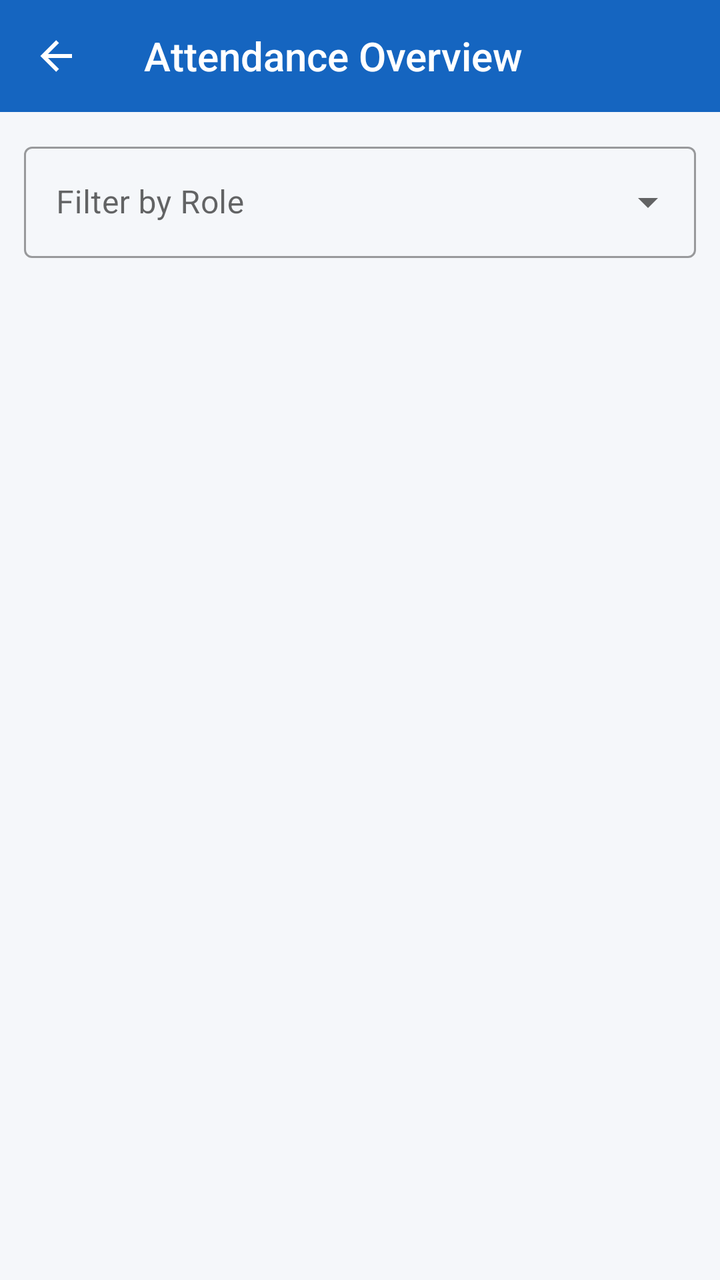
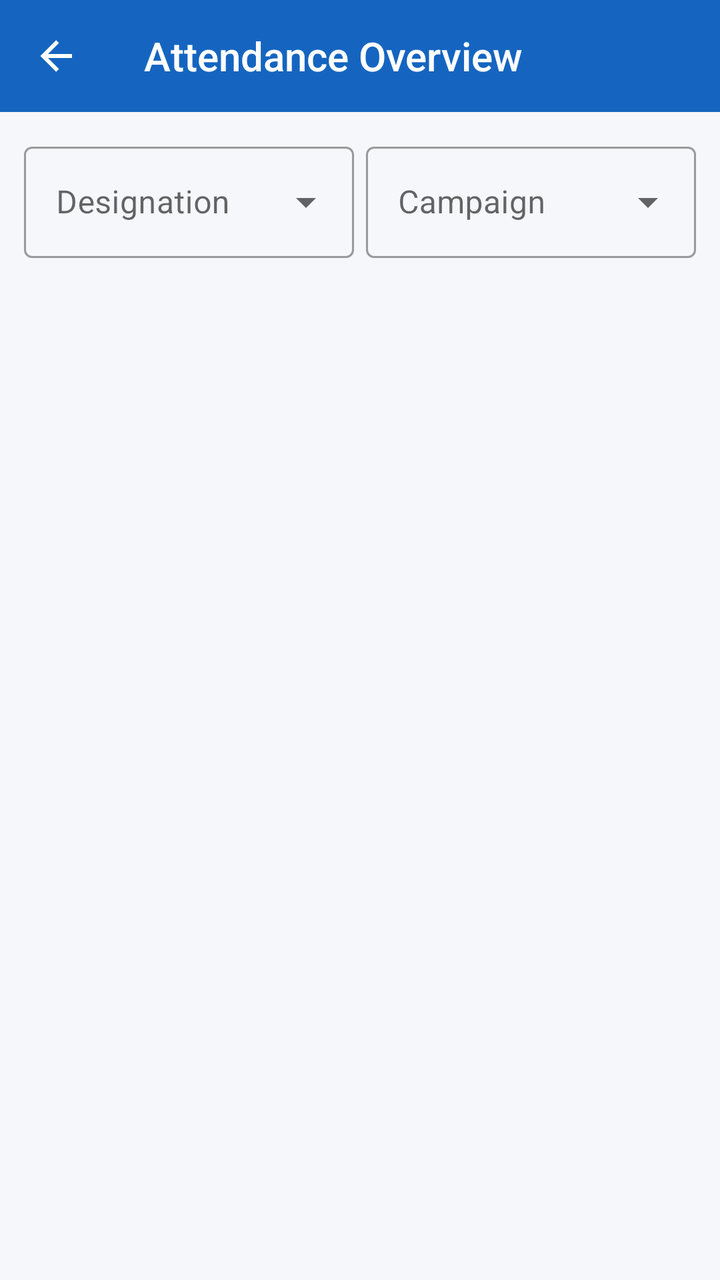

An Android layout rendered at two revisions. The XML below is the earlier revision; the diff shows what the commit changed to produce the second picture.
<!-- AndroidManifest.xml: application theme Theme.WorkVerse -->
<!-- res/layout/activity_admin_attendance.xml -->
<?xml version="1.0" encoding="utf-8"?>
<LinearLayout xmlns:android="http://schemas.android.com/apk/res/android"
    xmlns:app="http://schemas.android.com/apk/res-auto"
    android:layout_width="match_parent" android:layout_height="match_parent"
    android:orientation="vertical" android:background="@color/background">

    <androidx.appcompat.widget.Toolbar android:id="@+id/toolbar"
        android:layout_width="match_parent" android:layout_height="?attr/actionBarSize"
        style="@style/WorkVerse.Toolbar" app:title="Attendance Overview" app:navigationIcon="@drawable/ic_back"/>

    
    <com.google.android.material.textfield.TextInputLayout
        style="@style/Widget.MaterialComponents.TextInputLayout.OutlinedBox.ExposedDropdownMenu"
        android:layout_width="match_parent" android:layout_height="wrap_content"
        android:layout_margin="12dp">
        <AutoCompleteTextView
            android:id="@+id/actFilter"
            android:layout_width="match_parent" android:layout_height="wrap_content"
            android:hint="Filter by Role"
            android:inputType="none"/>
    </com.google.android.material.textfield.TextInputLayout>

    <androidx.recyclerview.widget.RecyclerView android:id="@+id/recyclerView"
        android:layout_width="match_parent" android:layout_height="0dp"
        android:layout_weight="1" android:padding="8dp" android:clipToPadding="false"/>

    <ProgressBar android:id="@+id/progressBar" android:layout_width="wrap_content"
        android:layout_height="wrap_content" android:layout_gravity="center" android:visibility="gone"/>

    <TextView android:id="@+id/tvEmpty" android:layout_width="match_parent" android:layout_height="wrap_content"
        android:text="No data found" android:gravity="center" android:padding="40dp"
        android:textColor="@color/text_secondary" android:textSize="16sp" android:visibility="gone"/>
</LinearLayout>
<!-- resources referenced by this layout -->
<resources>
  <color name="background">#F5F7FA</color>
  <color name="text_secondary">#757575</color>
  <!-- drawable ic_back (drawable) -->
  <?xml version="1.0" encoding="utf-8"?>
  <vector xmlns:android="http://schemas.android.com/apk/res/android" android:width="24dp" android:height="24dp" android:viewportWidth="24" android:viewportHeight="24">
      <path android:fillColor="#FFFFFF" android:pathData="M20,11V13H8L13.5,18.5L12.08,19.92L4.16,12L12.08,4.08L13.5,5.5L8,11H20Z"/>
  </vector>
  <style name="WorkVerse.Toolbar" parent="Widget.AppCompat.Toolbar">
          <item name="android:background">@color/primary</item>
          <item name="android:theme">@style/ThemeOverlay.AppCompat.Dark.ActionBar</item>
      </style>
  <style name="Theme.WorkVerse" parent="Theme.MaterialComponents.Light.NoActionBar">
          <item name="colorPrimary">@color/primary</item>
          <item name="colorPrimaryVariant">@color/primary_dark</item>
          <item name="colorOnPrimary">@color/white</item>
          <item name="colorSecondary">@color/accent</item>
          <item name="android:colorBackground">@color/background</item>
          <item name="android:statusBarColor">@color/primary_dark</item>
      </style>
  <color name="primary">#1565C0</color>
  <color name="primary_dark">#0D47A1</color>
  <color name="white">#FFFFFF</color>
  <color name="accent">#FF8F00</color>
</resources>

<!-- the commit's change to res/layout/activity_admin_attendance.xml (unified diff, before → after) -->
@@ -9,16 +9,29 @@
         style="@style/WorkVerse.Toolbar" app:title="Attendance Overview" app:navigationIcon="@drawable/ic_back"/>
 
     
-    <com.google.android.material.textfield.TextInputLayout
-        style="@style/Widget.MaterialComponents.TextInputLayout.OutlinedBox.ExposedDropdownMenu"
+    <LinearLayout android:id="@+id/filterRow"
         android:layout_width="match_parent" android:layout_height="wrap_content"
-        android:layout_margin="12dp">
-        <AutoCompleteTextView
-            android:id="@+id/actFilter"
-            android:layout_width="match_parent" android:layout_height="wrap_content"
-            android:hint="Filter by Role"
-            android:inputType="none"/>
-    </com.google.android.material.textfield.TextInputLayout>
+        android:orientation="horizontal" android:padding="12dp">
+
+        <com.google.android.material.textfield.TextInputLayout
+            style="@style/Widget.MaterialComponents.TextInputLayout.OutlinedBox.ExposedDropdownMenu"
+            android:layout_width="0dp" android:layout_height="wrap_content" android:layout_weight="1"
+            android:layout_marginEnd="6dp">
+            <AutoCompleteTextView
+                android:id="@+id/actDesignationFilter"
+                android:layout_width="match_parent" android:layout_height="wrap_content"
+                android:hint="Designation" android:inputType="none"/>
+        </com.google.android.material.textfield.TextInputLayout>
+
+        <com.google.android.material.textfield.TextInputLayout
+            style="@style/Widget.MaterialComponents.TextInputLayout.OutlinedBox.ExposedDropdownMenu"
+            android:layout_width="0dp" android:layout_height="wrap_content" android:layout_weight="1">
+            <AutoCompleteTextView
+                android:id="@+id/actCampaignFilter"
+                android:layout_width="match_parent" android:layout_height="wrap_content"
+                android:hint="Campaign" android:inputType="none"/>
+        </com.google.android.material.textfield.TextInputLayout>
+    </LinearLayout>
 
     <androidx.recyclerview.widget.RecyclerView android:id="@+id/recyclerView"
         android:layout_width="match_parent" android:layout_height="0dp"
